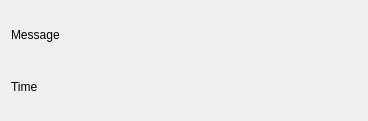
The window that client/ChatItemWidget.ui (mnaboo/Pitu_Pitu_Cpp) describes before a commit, drawn with Qt 5.
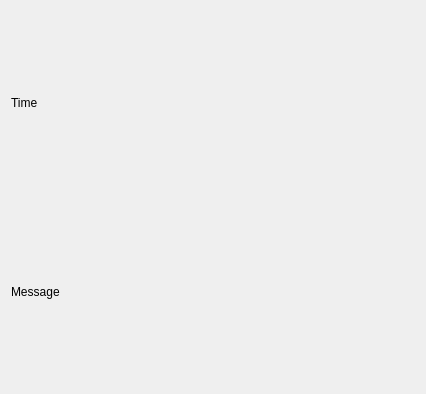
The same window after the commit.

```diff
--- a/client/ChatItemWidget.ui
+++ b/client/ChatItemWidget.ui
@@ -6,8 +6,8 @@
    <rect>
     <x>0</x>
     <y>0</y>
-    <width>368</width>
-    <height>121</height>
+    <width>426</width>
+    <height>394</height>
    </rect>
   </property>
   <property name="windowTitle">
@@ -15,16 +15,16 @@
   </property>
   <layout class="QVBoxLayout" name="verticalLayout">
    <item>
-    <widget class="QLabel" name="lblMessage">
+    <widget class="QLabel" name="lblTime">
      <property name="text">
-      <string>Message</string>
+      <string>Time</string>
      </property>
     </widget>
    </item>
    <item>
-    <widget class="QLabel" name="lblTime">
+    <widget class="QLabel" name="lblMessage">
      <property name="text">
-      <string>Time</string>
+      <string>Message</string>
      </property>
     </widget>
    </item>
```
